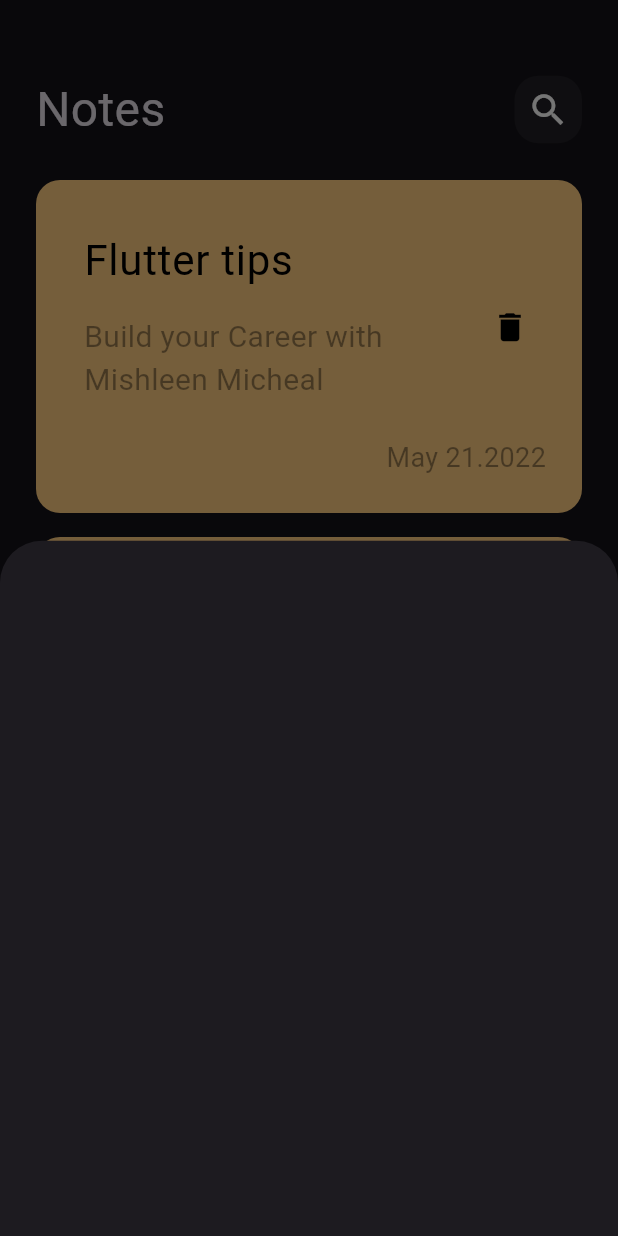
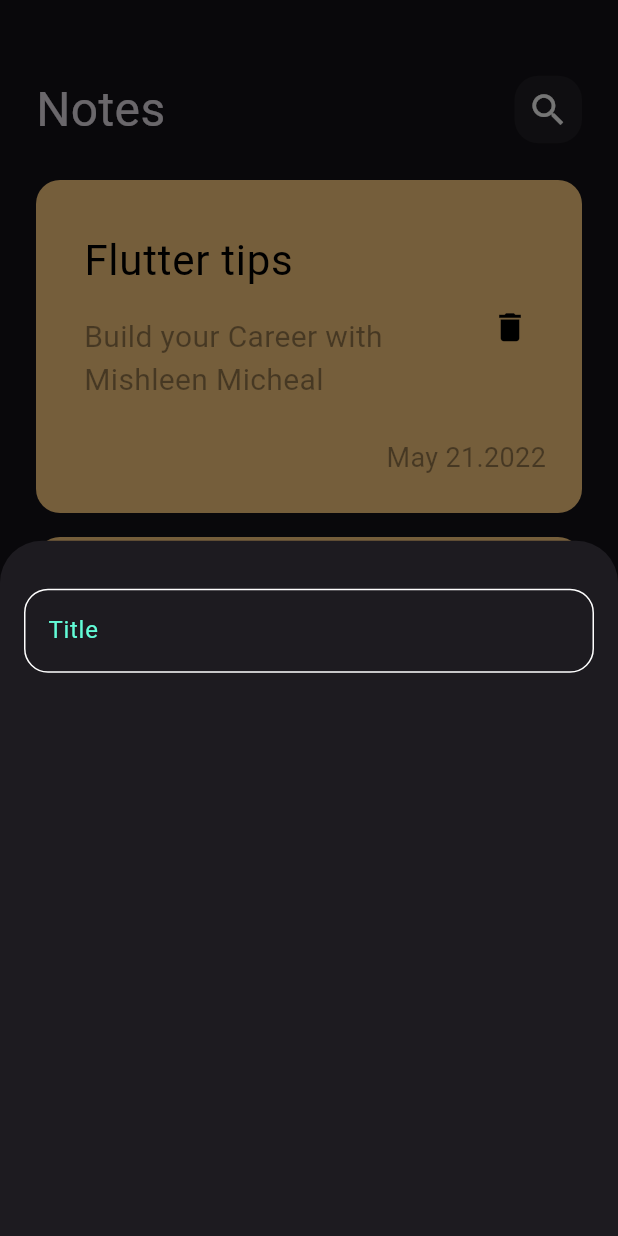
Before and after one commit to mishleen344/Notes_App, a Flutter app: the screen it shows after launch, after a tap on the "add" icon, on a phone screen of 412 x 824 dp. Run offline on Flutter 3.47's test engine with Material 3 defaults, Android fonts, the phone set to English and light mode, and no system bars.

Commit message:
Create Custom TextField

```diff
--- a/lib/weidget/add_note_button_sheet.dart
+++ b/lib/weidget/add_note_button_sheet.dart
@@ -1,9 +1,20 @@
 import 'package:flutter/material.dart';
+import 'package:notes_app/weidget/custom_text_field.dart';
 class AddNoteButtonSheet extends StatelessWidget {
   const AddNoteButtonSheet({super.key});
 
   @override
   Widget build(BuildContext context) {
-    return Container();
+    return  Container(
+      child: Padding(
+        padding: const EdgeInsets.only(top: 32 , left: 16 , right: 16),
+        child: Column(
+          children: [
+            CustomTextField(),
+
+          ],
+        ),
+      ),
+    );
   }
 }
--- /dev/null
+++ b/lib/weidget/constant.dart
@@ -0,0 +1,3 @@
+import 'dart:ui';
+
+const kPrimaryColor = Color(0xff62FCD7);
--- /dev/null
+++ b/lib/weidget/custom_text_field.dart
@@ -0,0 +1,25 @@
+import 'package:flutter/material.dart';
+import 'package:notes_app/weidget/constant.dart';
+class CustomTextField extends StatelessWidget {
+  const CustomTextField({super.key});
+
+  @override
+  Widget build(BuildContext context) {
+    return TextField(
+      cursorColor: kPrimaryColor,
+      decoration: InputDecoration(
+        hintText: 'Title',hintStyle: const TextStyle(color: kPrimaryColor),
+        border: buildBorder(),
+        enabledBorder: buildBorder(),
+        focusedBorder: buildBorder(kPrimaryColor)
+      ),
+    );
+  }
+
+  OutlineInputBorder buildBorder([color]) {
+    return OutlineInputBorder(
+        borderRadius: BorderRadius.circular(16) ,
+      borderSide:  BorderSide( color:color ?? Colors.white)
+      );
+  }
+}
```
